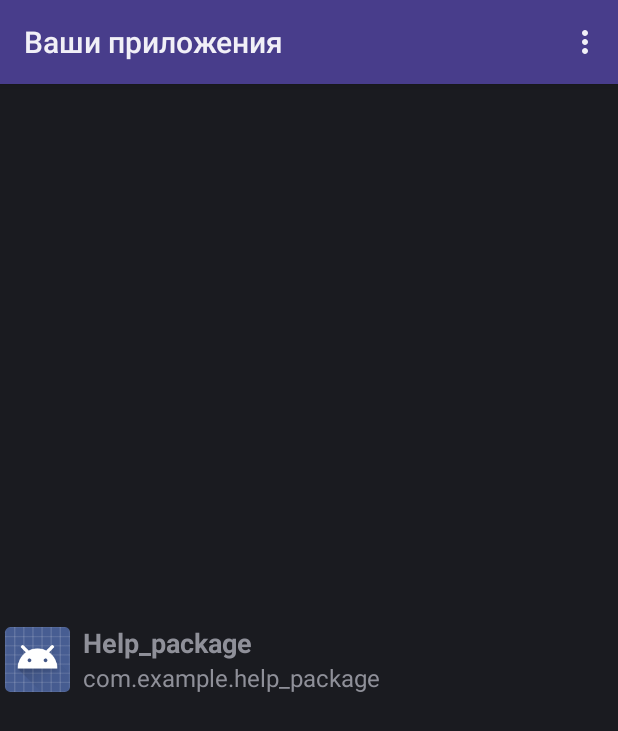
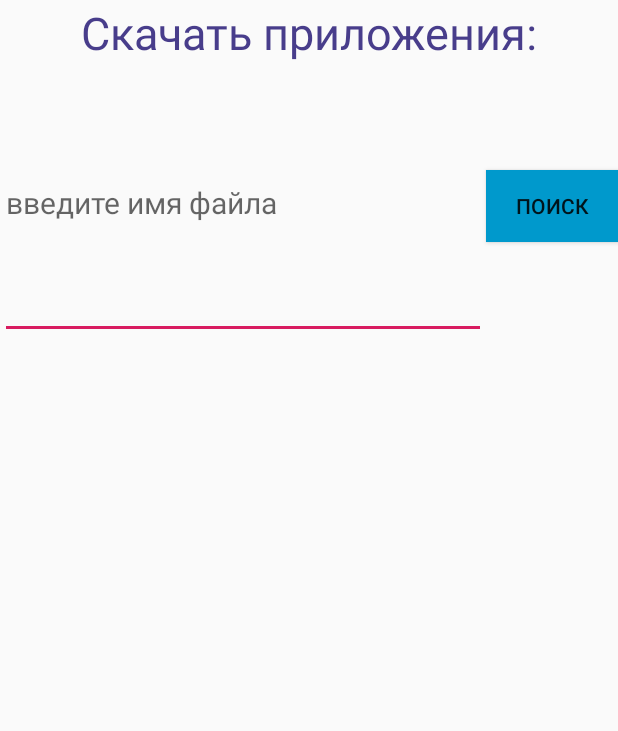
Before and after one commit to Batman511/android-app-store-development, an Android app: the MainActivity screen opened directly, with no data from a screen before it, in the options menu, after a tap on "скачать приложения", on a phone screen of 412 x 824 dp. Shown: the top 731 px of the screen. Run offline under Robolectric (Android 15) with nearby library versions, the phone set to English and light mode, and no system bars.

Commit message:
создана рабочая третья страница с поиском версий на сайте, установка файла пока не работает, кнопка установки разрешений, работает сайт

```diff
--- a/app/src/main/java/com/example/help_package/CustomDialogFragment.java
+++ b/app/src/main/java/com/example/help_package/CustomDialogFragment.java
@@ -17,10 +17,10 @@ import androidx.fragment.app.DialogFragment;
 
 @SuppressLint("ValidFragment")
 public class CustomDialogFragment extends DialogFragment {
- //   EditText your_name;
+
 @SuppressLint("ValidFragment")
 public CustomDialogFragment (EditText context2) {
-  //  your_name = context2;
+
 }
     @NonNull
     public Dialog onCreateDialog(Bundle savedInstanceState) {
--- a/app/src/main/java/com/example/help_package/MainActivity.java
+++ b/app/src/main/java/com/example/help_package/MainActivity.java
@@ -137,7 +137,8 @@ public class MainActivity extends ListActivity {
         int id = item.getItemId();
         switch(id){
             case R.id.download:
-
+                Intent intent2 = new Intent(MainActivity.this, ThirdActivity.class);
+                startActivity(intent2);
                 return true;
             case R.id.dark_menu:
                 //headerView.setText("темная тема");
@@ -148,7 +149,6 @@ public class MainActivity extends ListActivity {
             case R.id.open_website:
                 Intent intent = new Intent(MainActivity.this, DisplayActivity.class);
                 startActivity(intent);
-                //("происходит переход на сайт");
                 return true;
         }
         return super.onOptionsItemSelected(item);
--- /dev/null
+++ b/app/src/main/java/com/example/help_package/ThirdActivity.java
@@ -0,0 +1,97 @@
+package com.example.help_package;
+
+import android.app.ListActivity;
+import android.content.Context;
+import android.content.Intent;
+import android.graphics.Color;
+import android.graphics.drawable.ColorDrawable;
+import android.view.View;
+import android.widget.*;
+import androidx.appcompat.app.AppCompatActivity;
+import android.os.Bundle;
+
+import java.util.Vector;
+
+public class ThirdActivity extends ListActivity {
+    String values[];
+    private Button act_search;
+    Context con;
+
+    @Override
+    protected void onCreate(Bundle savedInstanceState) {
+        super.onCreate(savedInstanceState);
+        setContentView(R.layout.activity_third);
+        addListenerOnButton();
+    }
+
+          public void addListenerOnButton () {
+        con = this;
+        act_search = (Button) findViewById(R.id.search);
+        act_search.setOnClickListener(
+                new View.OnClickListener() {
+                    @Override
+                    public void onClick(View v) {
+                        try {
+                            EditText your_choice =(EditText)findViewById(R.id.editText);
+                            String response3 = new RequestTask().execute("https://amarketproject.000webhostapp.com/search.php?key=" + your_choice.getText()).get(); //your_choice.getText()
+                            Vector<String> lists = new Vector<String>();
+                            //Toast.makeText(con, response3,Toast.LENGTH_LONG).show();
+
+                            String[] Lists = response3.split("\\$\\$\\$");
+                            for (int i = 0; i < Lists.length; i++) lists.add(Lists[i]);
+
+                            values = new String[lists.size()];
+                            for (int i = 0; i < lists.size(); i++)
+                                values[i] = lists.get(i);
+
+                            ArrayAdapter<String> adapter = new ArrayAdapter<String>(con, R.layout.list2_item, R.id.app_package, values);
+                            setListAdapter(adapter);
+                            if (values[0]=="") values[0]="not found of versions :(";
+                        } catch (Exception e) {
+                            e.printStackTrace();
+                        }
+
+                    }
+                }
+        );
+        //ListView countriesList = (ListView) findViewById(R.id.list);
+
+    }
+
+    @Override
+    protected void onListItemClick(ListView l, View v, int position, long id) {
+        String item = (String) getListAdapter().getItem(position);
+
+        if (values[0]!="not found of versions :(") Toast.makeText(this,  " ожидание скачивания " + values[position], Toast.LENGTH_LONG).show();
+        //вызываем асинтаск 2, где скачивает файл
+        try {
+            values[position] = values[position].replace(' ', '$');
+            String response1 = new RequestTask().execute("https://amarketproject.000webhostapp.com/urls.php?name2=" + values[position]).get();
+             //Toast.makeText(this, response1,Toast.LENGTH_LONG).show();
+            /*!!!!!!!RequestTask2 req2 = new RequestTask2();
+            req2.setContext(this);
+
+            Void response2 = req2.execute(response1).get(); //"https://amarketproject.000webhostapp.com/uploads/" + values[position]
+            !!!!!!!!*/
+        } catch (Exception e) {
+            e.printStackTrace();
+        }
+    }
+          /* // EditText your_choice =(EditText)findViewById(R.id.search);
+            String response3 = new RequestTask().execute("https://amarketproject.000webhostapp.com/search.php?key=" + "calculator").get(); //your_choice.getText()
+            Vector<String> lists2 = new Vector<String>();
+
+            String[] Lists2 = response3.split("\\$\\$\\$");
+            for (int i=0;i < Lists2.length;i++) lists2.add(Lists2[i]);
+
+            values = new String[lists2.size()];
+            for (int i = 0; i < lists2.size(); i++)
+                values[i] = lists2.get(i);
+            ArrayAdapter<String> adapter = new ArrayAdapter<String>(this,
+                    R.layout.list2_item, R.id.app_package, values);
+            setListAdapter(adapter);
+        }  catch (Exception e) {
+            e.printStackTrace();
+        } */
+
+}
--- /dev/null
+++ b/app/src/main/res/layout/activity_third.xml
@@ -0,0 +1,54 @@
+<?xml version="1.0" encoding="utf-8"?>
+<androidx.constraintlayout.widget.ConstraintLayout
+        xmlns:android="http://schemas.android.com/apk/res/android"
+        xmlns:tools="http://schemas.android.com/tools"
+        xmlns:app="http://schemas.android.com/apk/res-auto"
+        android:layout_width="match_parent"
+        android:layout_height="match_parent"
+        tools:context=".ThirdActivity">
+
+    <TextView
+            android:text="Скачать приложения:"
+            android:layout_width="wrap_content"
+            android:textColor="@color/background"
+            android:layout_height="wrap_content"
+            android:id="@+id/Name1"
+            android:layout_centerHorizontal="true"
+            android:textSize="30sp"
+            android:layout_marginTop="1dp"
+            android:layout_marginBottom="3dp" app:layout_constraintEnd_toEndOf="parent"
+            app:layout_constraintBottom_toTopOf="@+id/linearLayout2" app:layout_constraintTop_toTopOf="parent"
+            app:layout_constraintStart_toStartOf="parent"/>
+    <LinearLayout
+            android:orientation="horizontal"
+            android:layout_width="412dp"
+            android:weightSum="2"
+            android:layout_height="0dp"
+            android:id="@+id/linearLayout2" app:layout_constraintTop_toBottomOf="@+id/Name1"
+            android:layout_marginBottom="598dp" app:layout_constraintEnd_toEndOf="parent"
+            app:layout_constraintStart_toStartOf="parent" app:layout_constraintBottom_toBottomOf="parent"
+            app:layout_constraintHorizontal_bias="1.0" app:layout_constraintVertical_bias="1.0">
+        <EditText
+                android:layout_width="wrap_content"
+                android:layout_height="match_parent"
+                android:inputType="textPersonName"
+                android:hint="введите имя файла"
+                android:textSize="20dp"
+                android:ems="10"
+                android:id="@+id/editText" android:layout_weight="2"/>
+        <Button
+                android:text="поиск"
+                android:background="@android:color/holo_blue_dark"
+                android:layout_width="wrap_content"
+                android:layout_height="wrap_content" android:id="@+id/search" android:layout_weight="1"/>
+    </LinearLayout>
+    <ListView
+            android:layout_width="405dp"
+            android:layout_height="587dp"
+            android:id="@android:id/list"
+            app:layout_constraintTop_toBottomOf="@+id/Name1" android:layout_marginBottom="8dp"
+            app:layout_constraintEnd_toEndOf="parent" app:layout_constraintStart_toStartOf="parent"
+            app:layout_constraintBottom_toBottomOf="parent"
+            android:layout_marginStart="8dp" android:layout_marginEnd="8dp" app:layout_constraintVertical_bias="1.0"/>
+
+</androidx.constraintlayout.widget.ConstraintLayout>
--- /dev/null
+++ b/app/src/main/res/xml/provider_paths.xml
@@ -0,0 +1,4 @@
+<?xml version="1.0" encoding="utf-8"?>
+<paths xmlns:android="http://schemas.android.com/apk/res/android">
+    <external-path name="external_files" path="."/>
+</paths>
--- a/build.gradle
+++ b/build.gradle
@@ -12,8 +12,8 @@ buildscript {
         // NOTE: Do not place your application dependencies here; they belong
         // in the individual module build.gradle files
     }
+
 }
-
 allprojects {
     repositories {
         google()
```
Also changed, not shown: app/src/main/AndroidManifest.xml (+36 -16 lines), app/src/main/java/com/example/help_package/RequestTask2.java (+8 -6 lines), app/src/main/java/com/example/help_package/SecondActivity.java (+7 -4 lines), app/src/main/res/values/strings.xml (+0 -9 lines).
